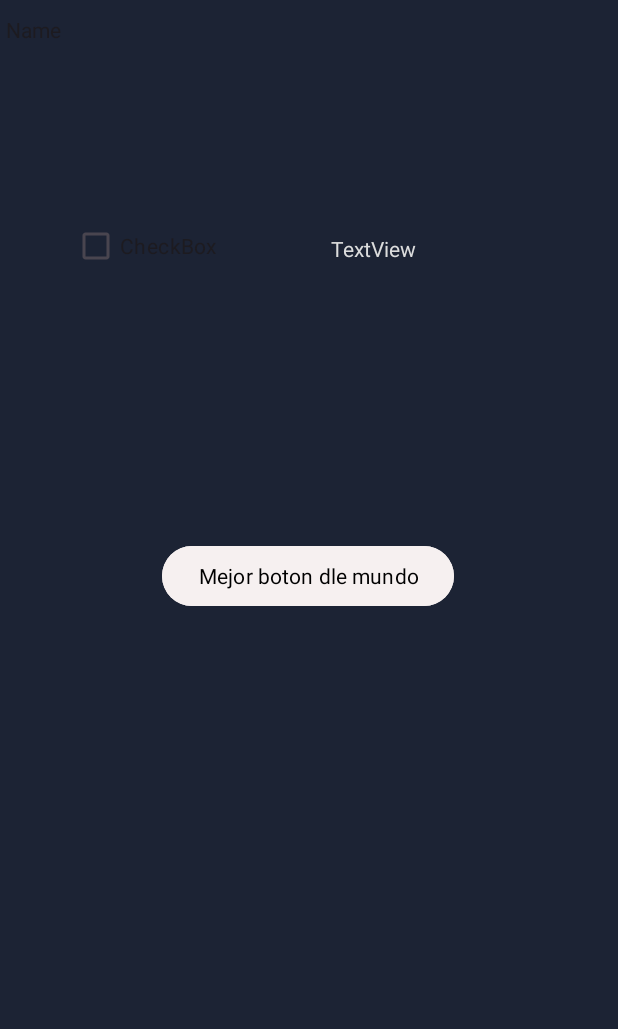
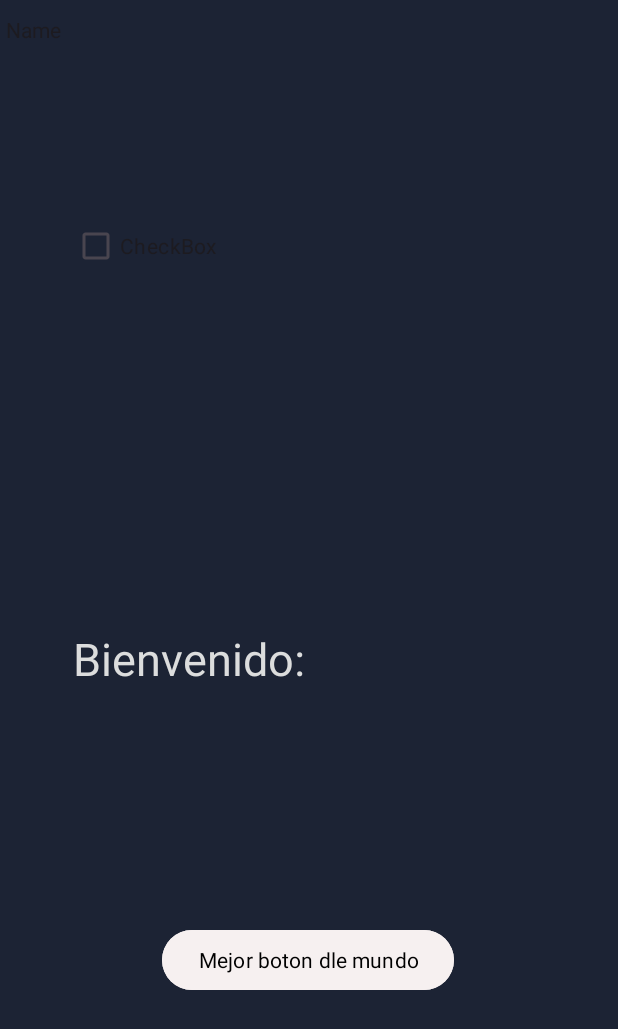
Before and after one commit to Maxximio/Dispositivos-Moviles, an Android app: the screen it shows after launch (MainActivity2), after a tap on an icon or button, on a phone screen of 412 x 824 dp. Shown: the top 1029 px of the screen. Run offline under Robolectric (Android 15) with nearby library versions, the phone set to English and light mode, and no system bars; Roboto replaces fonts that are not available here.

Commit message:
scopes y intents juntos

```diff
--- a/app/src/main/java/com/exam/dispositivosmoviles/ui/activities/MainActivity.kt
+++ b/app/src/main/java/com/exam/dispositivosmoviles/ui/activities/MainActivity.kt
@@ -4,6 +4,7 @@ import android.annotation.SuppressLint
 import android.content.Intent
 import androidx.appcompat.app.AppCompatActivity
 import android.os.Bundle
+import android.util.Log
 import android.widget.SearchView
 import android.widget.TextView
 import com.exam.dispositivosmoviles.databinding.ActivityMainBinding
@@ -19,6 +20,7 @@ class MainActivity : AppCompatActivity() {
         super.onCreate(savedInstanceState)
         binding = ActivityMainBinding.inflate(layoutInflater)
         setContentView(binding.root)
+        Log.d("UCE", "Entrando a Create")
     }
 
     override fun onStart() {
@@ -59,6 +61,8 @@ class MainActivity : AppCompatActivity() {
                 this,
                 MainActivity2::class.java
             )
+            intent.putExtra("var1" , binding.edit.text.toString())
+
             startActivity(intent)
         }
     }
--- a/app/src/main/java/com/exam/dispositivosmoviles/ui/activities/MainActivity2.kt
+++ b/app/src/main/java/com/exam/dispositivosmoviles/ui/activities/MainActivity2.kt
@@ -3,6 +3,7 @@ package com.exam.dispositivosmoviles.ui.activities
 import android.content.Intent
 import androidx.appcompat.app.AppCompatActivity
 import android.os.Bundle
+import android.util.Log
 import com.exam.dispositivosmoviles.R
 import com.exam.dispositivosmoviles.databinding.ActivityMain2Binding
 import com.exam.dispositivosmoviles.databinding.ActivityMainBinding
@@ -19,18 +20,33 @@ class MainActivity2 : AppCompatActivity() {
 
     override fun onStart() {
         super.onStart()
+
+        intent.extras.let {
+             var name  = it?.getString("var1")
+//            var name = it.getString("var1")
+            Log.d("UCE", "${name} - INTRODUZCA NOMBRE")
+//            var number = it?.getInt("var2")
+            binding.respuesta.text = "Bienvenido: " + name.toString()
+        }
+
+        Log.d("UCE", "Entrando a Start")
         initClass()
 
     }
 
     private fun initClass(){
+//        binding.checkBox.setOnCheckedChangeListener().equals()
+
         binding.button2.setOnClickListener{
             var intent = Intent(
                 this,
                 MainActivity::class.java
             )
+
             startActivity(intent)
         }
+
+
     }
 
 
--- a/app/src/main/res/layout/activity_main.xml
+++ b/app/src/main/res/layout/activity_main.xml
@@ -63,8 +63,20 @@
         android:backgroundTint="#FFFFFF"
         android:shadowColor="@color/white_dm"
         android:text="Search"
+
         app:layout_constraintEnd_toStartOf="@+id/button"
         app:layout_constraintTop_toBottomOf="@+id/textView" />
 
+    <EditText
+        android:id="@+id/edit"
+        android:layout_width="231dp"
+        android:layout_height="38dp"
+        app:layout_constraintBottom_toBottomOf="parent"
+        app:layout_constraintEnd_toEndOf="parent"
+        app:layout_constraintHorizontal_bias="0.161"
+        app:layout_constraintStart_toStartOf="parent"
+        app:layout_constraintTop_toTopOf="parent"
+        app:layout_constraintVertical_bias="0.278" />
+
 
 </androidx.constraintlayout.widget.ConstraintLayout>
--- a/app/src/main/res/layout/activity_main2.xml
+++ b/app/src/main/res/layout/activity_main2.xml
@@ -16,17 +16,23 @@
         app:layout_constraintStart_toStartOf="parent"
         app:layout_constraintTop_toBottomOf="@+id/editTextText" />
 
+    <!--        android: = "center"-->
+
+
     <TextView
+
         android:id="@+id/respuesta"
-        android:layout_width="wrap_content"
-        android:layout_height="wrap_content"
-        android:layout_marginStart="76dp"
-        android:layout_marginTop="116dp"
+        android:layout_width="314dp"
+        android:layout_height="141dp"
+        android:layout_marginBottom="56dp"
         android:text="TextView"
-        app:layout_constraintStart_toEndOf="@+id/checkBox"
-        app:layout_constraintTop_toBottomOf="@+id/editTextText" />
-<!--        android: = "center"-->
-
+        android:textSize="30sp"
+        app:layout_constraintBottom_toTopOf="@+id/button2"
+        app:layout_constraintEnd_toEndOf="parent"
+        app:layout_constraintHorizontal_bias="0.494"
+        app:layout_constraintStart_toStartOf="parent"
+        app:layout_constraintTop_toTopOf="parent"
+        app:layout_constraintVertical_bias="1.0" />
 
     <EditText
         android:id="@+id/editTextText"
@@ -56,12 +62,12 @@
         android:id="@+id/button2"
         android:layout_width="wrap_content"
         android:layout_height="wrap_content"
-        android:layout_marginBottom="416dp"
+        android:layout_marginBottom="160dp"
         android:backgroundTint="#F6F0F0"
         android:text="Mejor boton dle mundo"
         android:textColor="#000000"
         app:layout_constraintBottom_toBottomOf="parent"
         app:layout_constraintEnd_toEndOf="parent"
-        app:layout_constraintHorizontal_bias="0.498"
+        app:layout_constraintHorizontal_bias="0.497"
         app:layout_constraintStart_toStartOf="parent" />
 </androidx.constraintlayout.widget.ConstraintLayout>
```
